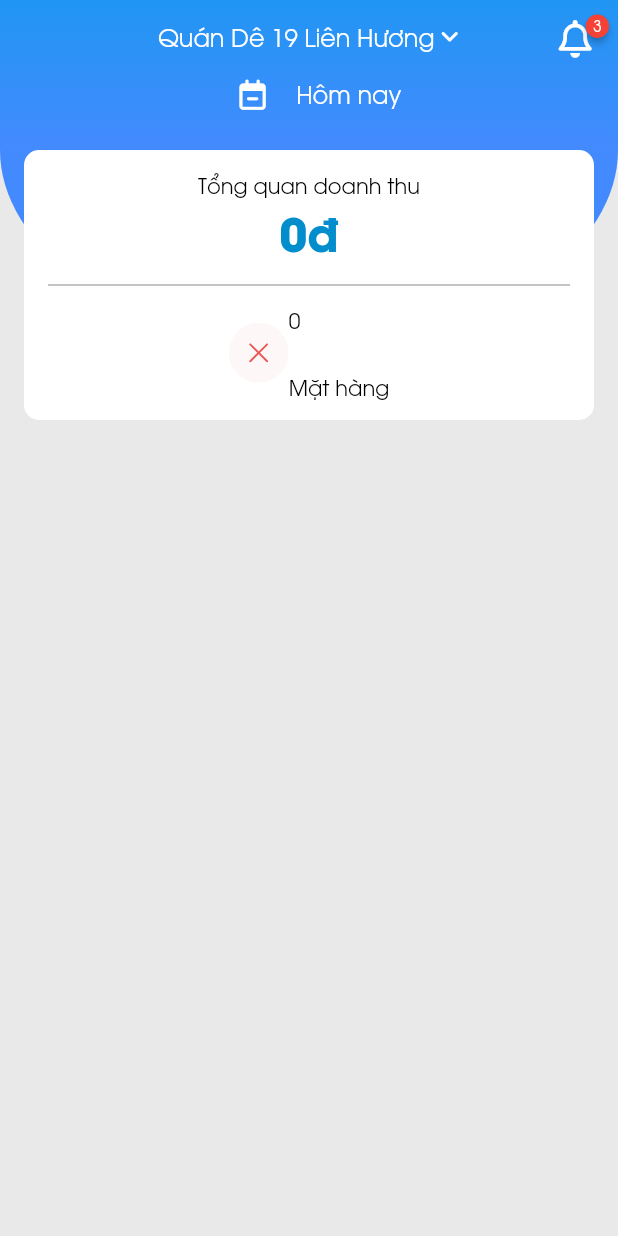
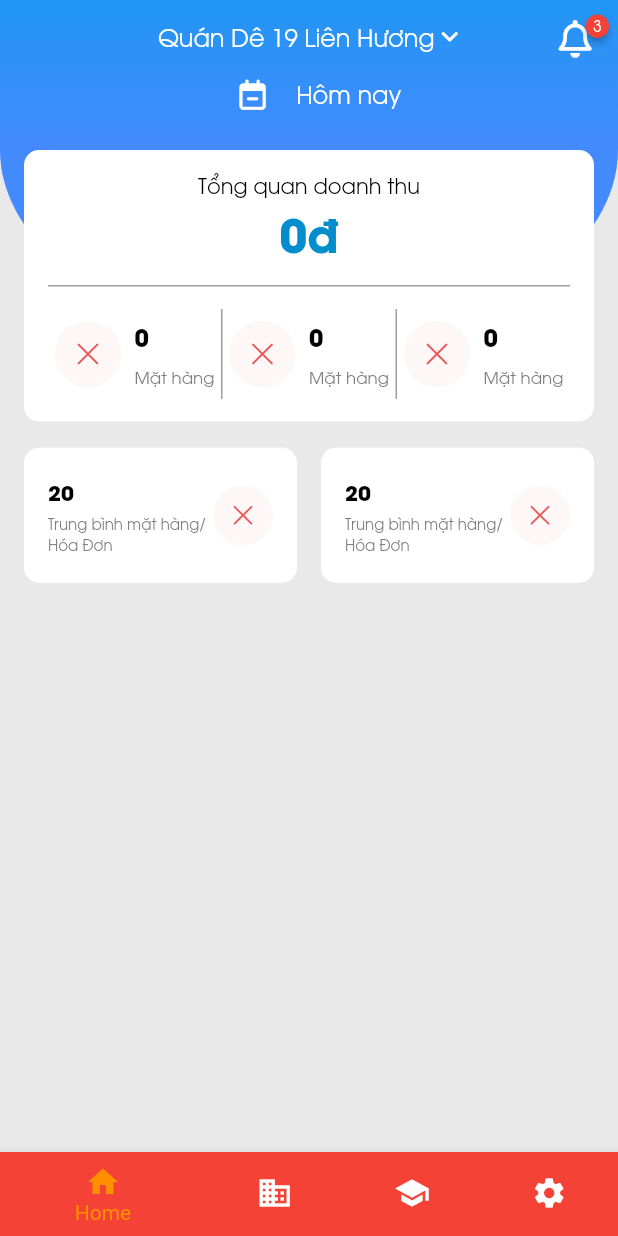
Before and after one commit to luupnh/manage_studio, a Flutter app: the HomeWidget screen opened directly, on a phone screen of 412 x 824 dp. Run offline on Flutter 3.47's test engine with Material 2 defaults, Android fonts, the phone set to English and light mode, and no system bars; drawn by our look-alikes of badges; our stand-ins replace bloc, equatable, flutter_bloc, flutter_svg, font_awesome_flutter.

Commit message:
dev-ing bottom bar & item average + overall Revenue

```diff
--- a/lib/feature/home/home_widget.dart
+++ b/lib/feature/home/home_widget.dart
@@ -1,5 +1,7 @@
 import 'package:badges/badges.dart';
 import 'package:flutter/material.dart';
+import 'package:manage_studio/feature/home/overall_revenue/average_widget/average_widget.dart';
+import 'package:manage_studio/feature/home/overall_revenue/overall_revenue_widget.dart';
 import 'package:manage_studio/resources/app_icon.dart';
 import 'package:manage_studio/resources/app_string.dart';
 import 'package:manage_studio/resources/colors.dart';
@@ -16,7 +18,95 @@ class _HomeWidgetState extends State<HomeWidget> {
   @override
   Widget build(BuildContext context) {
     return Scaffold(
-      appBar: PreferredSize(
+      appBar: _buildAppBar(),
+      backgroundColor: AppColors.shadowColor,
+      body: Stack(
+        children: [
+          Container(
+            height: 120.0,
+            alignment: Alignment.topCenter,
+            decoration: BoxDecoration(
+                color: Colors.blueAccent,
+                borderRadius: BorderRadius.only(
+                    bottomLeft: Radius.elliptical(600.0, 400.0),
+                    bottomRight: Radius.elliptical(600.0, 400.0))),
+          ),
+          SingleChildScrollView(
+            child: Column(
+              children: [
+                OverallRevenueWidget(),
+                Container(
+                  height: 125.0,
+                  padding: EdgeInsets.all(16.0),
+                  color: Colors.transparent,
+                  child: Row(
+                    children: [
+                      AverageWidget(),
+                      const SizedBox(width: 16.0),
+                      AverageWidget(),
+                    ],
+                  ),
+                )
+              ],
+            ),
+          )
+        ],
+      ),
+      bottomNavigationBar: BottomNavigationBar(
+        items: const <BottomNavigationBarItem>[
+          BottomNavigationBarItem(
+            icon: Icon(Icons.home),
+            label: 'Home',
+            backgroundColor: Colors.red,
+          ),
+          BottomNavigationBarItem(
+            icon: Icon(Icons.business),
+            label: 'Business',
+            backgroundColor: Colors.green,
+          ),
+          BottomNavigationBarItem(
+            icon: Icon(Icons.school),
+            label: 'School',
+            backgroundColor: Colors.purple,
+          ),
+          BottomNavigationBarItem(
+            icon: Icon(Icons.settings),
+            label: 'Settings',
+            backgroundColor: Colors.pink,
+          ),
+        ],
+        currentIndex: _selectedIndex,
+        selectedItemColor: Colors.amber[800],
+        onTap: _onItemTapped,
+        backgroundColor: AppColors.backgroundLight,
+      ),
+    );
+  }
+  int _selectedIndex = 0;
+  static const TextStyle optionStyle =
+  TextStyle(fontSize: 30, fontWeight: FontWeight.bold);
+  static const List<Widget> _widgetOptions = <Widget>[
+    Text(
+      'Index 0: Home',
+      style: optionStyle,
+    ),
+    Text(
+      'Index 1: Business',
+      style: optionStyle,
+    ),
+    Text(
+      'Index 2: School',
+      style: optionStyle,
+    ),
+  ];
+
+  void _onItemTapped(int index) {
+    setState(() {
+      _selectedIndex = index;
+    });
+  }
+  _buildAppBar() {
+    return PreferredSize(
         preferredSize: const Size.fromHeight(100.0),
         child: Container(
             decoration: const BoxDecoration(
@@ -88,122 +178,6 @@ class _HomeWidgetState extends State<HomeWidget> {
                   ],
                 ),
               ),
-              ))),
-      backgroundColor: AppColors.shadowColor,
-      body: Stack(
-        children: [
-          Container(
-            height: 120.0,
-            alignment: Alignment.topCenter,
-            decoration: BoxDecoration(
-                color: Colors.blueAccent,
-                borderRadius: BorderRadius.only(
-                    bottomLeft: Radius.elliptical(600.0, 400.0),
-                    bottomRight: Radius.elliptical(600.0, 400.0))),
-          ),
-          SingleChildScrollView(
-            child: Padding(
-              padding: EdgeInsets.only(left: 16.0, right: 16.0),
-              child: Column(
-                children: [
-                  Container(
-                    height: 180.0,
-                    decoration: BoxDecoration(
-                        color: AppColors.backgroundColor,
-                        borderRadius: BorderRadius.circular(10.0)),
-                    child: Column(
-                      mainAxisAlignment: MainAxisAlignment.center,
-                      crossAxisAlignment: CrossAxisAlignment.center,
-                      mainAxisSize: MainAxisSize.max,
-                      children: [
-                        Expanded(
-                            child: Column(
-                          mainAxisAlignment: MainAxisAlignment.center,
-                          crossAxisAlignment: CrossAxisAlignment.center,
-                          children: [
-                            Text(AppStrings.totalRevenue,
-                                style: TextStyle(
-                                    decoration: TextDecoration.none,
-                                    fontFamily: 'AvoNormal',
-                                    fontSize: 14,
-                                    color: AppColors.textColorsBlack,
-                                    overflow: TextOverflow.clip)),
-                            Text("0đ",
-                                style: TextStyle(
-                                    decoration: TextDecoration.none,
-                                    fontFamily: 'AvoBold',
-                                    fontSize: 30,
-                                    color: AppColors.textColorsBlue,
-                                    overflow: TextOverflow.clip))
-                          ],
-                        )),
-                        Padding(
-                          padding: EdgeInsets.only(left: 16.0, right: 16.0),
-                          child: Container(
-                            height: 0.8,
-                            color: Colors.grey,
-                          ),
-                        ),
-                        Expanded(
-                            child: Container(
-                          child: Row(
-                            mainAxisAlignment: MainAxisAlignment.center,
-                            crossAxisAlignment: CrossAxisAlignment.center,
-                            children: [
-                              Container(
-                                child: Row(
-                                  children: [
-                                    SizedBox(
-                                        height: 40.0,
-                                        width: 40.0,
-                                        child: AppIcon(Images.iError)),
-                                    Column(
-                                      mainAxisAlignment:
-                                          MainAxisAlignment.spaceAround,
-                                      crossAxisAlignment:
-                                          CrossAxisAlignment.start,
-                                      children: [
-                                        FittedBox(
-                                          fit: BoxFit.fill,
-                                          child: Text("0",
-                                              style: TextStyle(
-                                                  decoration:
-                                                      TextDecoration.none,
-                                                  fontFamily: 'AvoNormal',
-                                                  fontSize: 14,
-                                                  color:
-                                                      AppColors.textColorsBlack,
-                                                  overflow: TextOverflow.clip)),
-                                        ),
-                                        FittedBox(
-                                          fit: BoxFit.fill,
-                                          child: Text(AppStrings.product,
-                                              style: TextStyle(
-                                                  decoration:
-                                                      TextDecoration.none,
-                                                  fontFamily: 'AvoNormal',
-                                                  fontSize: 14,
-                                                  color:
-                                                      AppColors.textColorsBlack,
-                                                  overflow: TextOverflow.clip)),
-                                        ),
-                                      ],
-                                    )
-                                  ],
-                                ),
-                              ),
-                            ],
-                          ),
-                        ))
-                      ],
-                    ),
-                  )
-                ],
-              ),
-            ),
-          )
-        ],
-      ),
-    );
+            )));
   }
 }
--- /dev/null
+++ b/lib/feature/home/overall_revenue/average_widget/average_widget.dart
@@ -0,0 +1,51 @@
+import 'package:flutter/material.dart';
+import 'package:manage_studio/resources/app_icon.dart';
+import 'package:manage_studio/resources/app_string.dart';
+import 'package:manage_studio/resources/colors.dart';
+import 'package:manage_studio/resources/images.dart';
+
+class AverageWidget extends StatelessWidget {
+  const AverageWidget({Key? key}) : super(key: key);
+
+  @override
+  Widget build(BuildContext context) {
+    return Expanded(
+        child: Container(
+      height: 90.0,
+      padding: EdgeInsets.all(16.0),
+      decoration: BoxDecoration(
+        color: AppColors.backgroundColor,
+        borderRadius: BorderRadius.circular(10.0),
+      ),
+      child: Row(
+        children: [
+          Expanded(
+            child: Column(
+              mainAxisAlignment: MainAxisAlignment.spaceAround,
+              crossAxisAlignment: CrossAxisAlignment.start,
+              children: [
+                Text("20",
+                    maxLines: 1,
+                    style: TextStyle(
+                        decoration: TextDecoration.none,
+                        fontFamily: 'AvoBold',
+                        fontSize: 14,
+                        color: AppColors.textColorsBlack,
+                        overflow: TextOverflow.clip)),
+                Text(AppStrings.averageProductBill,
+                    maxLines: 2,
+                    style: TextStyle(
+                        decoration: TextDecoration.none,
+                        fontFamily: 'AvoNormal',
+                        fontSize: 10,
+                        color: AppColors.textColorsGrey,
+                        overflow: TextOverflow.clip)),
+              ],
+            ),
+          ),
+          SizedBox(height: 40.0, width: 40.0, child: AppIcon(Images.iError)),
+        ],
+      ),
+    ));
+  }
+}
--- /dev/null
+++ b/lib/feature/home/overall_revenue/overall_revenue_bloc.dart
@@ -0,0 +1,15 @@
+import 'dart:async';
+
+import 'package:bloc/bloc.dart';
+import 'package:meta/meta.dart';
+
+part 'overall_revenue_event.dart';
+part 'overall_revenue_state.dart';
+
+class OverallRevenueBloc extends Bloc<OverallRevenueEvent, OverallRevenueState> {
+  OverallRevenueBloc() : super(OverallRevenueInitial()) {
+    on<OverallRevenueEvent>((event, emit) {
+      // TODO: implement event handler
+    });
+  }
+}
--- /dev/null
+++ b/lib/feature/home/overall_revenue/overall_revenue_event.dart
@@ -0,0 +1,4 @@
+part of 'overall_revenue_bloc.dart';
+
+@immutable
+abstract class OverallRevenueEvent {}
--- /dev/null
+++ b/lib/feature/home/overall_revenue/overall_revenue_state.dart
@@ -0,0 +1,6 @@
+part of 'overall_revenue_bloc.dart';
+
+@immutable
+abstract class OverallRevenueState {}
+
+class OverallRevenueInitial extends OverallRevenueState {}
--- /dev/null
+++ b/lib/feature/home/overall_revenue/overall_revenue_widget.dart
@@ -0,0 +1,206 @@
+import 'package:flutter/material.dart';
+import 'package:manage_studio/resources/app_icon.dart';
+import 'package:manage_studio/resources/app_string.dart';
+import 'package:manage_studio/resources/colors.dart';
+import 'package:manage_studio/resources/images.dart';
+
+class OverallRevenueWidget extends StatelessWidget {
+  const OverallRevenueWidget({Key? key}) : super(key: key);
+
+  @override
+  Widget build(BuildContext context) {
+    return Padding(
+      padding: EdgeInsets.only(left: 16.0, right: 16.0),
+      child: Column(
+        children: [
+          Container(
+            height: 181.0,
+            padding: EdgeInsets.only(
+              left: 16.0,
+              right: 16.0,),
+            decoration: BoxDecoration(
+                color: AppColors.backgroundColor,
+                borderRadius: BorderRadius.circular(10.0)),
+            child: Column(
+              mainAxisAlignment: MainAxisAlignment.center,
+              crossAxisAlignment: CrossAxisAlignment.center,
+              mainAxisSize: MainAxisSize.max,
+              children: [
+                SizedBox(
+                  height: 90.0,
+                  child: Column(
+                    mainAxisAlignment: MainAxisAlignment.center,
+                    crossAxisAlignment: CrossAxisAlignment.center,
+                    children: [
+                      Text(AppStrings.totalRevenue,
+                          style: TextStyle(
+                              decoration: TextDecoration.none,
+                              fontFamily: 'AvoNormal',
+                              fontSize: 14,
+                              color: AppColors.textColorsBlack,
+                              overflow: TextOverflow.clip)),
+                      Text("0đ",
+                          style: TextStyle(
+                              decoration: TextDecoration.none,
+                              fontFamily: 'AvoBold',
+                              fontSize: 30,
+                              color: AppColors.textColorsBlue,
+                              overflow: TextOverflow.clip))
+                    ],
+                  ),
+                ),
+                Container(
+                  height: 1,
+                  color: Colors.grey,
+                ),
+                SizedBox(
+                  height: 90.0,
+                  child: Row(
+                    mainAxisAlignment: MainAxisAlignment.center,
+                    crossAxisAlignment: CrossAxisAlignment.center,
+                    children: [
+                      Expanded(
+                        child: FittedBox(
+                          fit: BoxFit.fill,
+                          child: Container(
+                            padding: EdgeInsets.only(right: 4.0, left: 4.0),
+                            height: 50.0,
+                            child: Row(
+                              children: [
+                                SizedBox(
+                                    height: 40.0,
+                                    width: 40.0,
+                                    child: AppIcon(Images.iError)),
+                                SizedBox(width: 8.0),
+                                Column(
+                                  mainAxisAlignment:
+                                  MainAxisAlignment.spaceAround,
+                                  crossAxisAlignment:
+                                  CrossAxisAlignment.start,
+                                  children: [
+                                    Text("0",
+                                        style: TextStyle(
+                                            decoration:
+                                            TextDecoration.none,
+                                            fontFamily: 'AvoBold',
+                                            fontSize: 14,
+                                            color:
+                                            AppColors.textColorsBlack,
+                                            overflow: TextOverflow.clip)),
+                                    Text(AppStrings.product,
+                                        style: TextStyle(
+                                            decoration:
+                                            TextDecoration.none,
+                                            fontFamily: 'AvoNormal',
+                                            fontSize: 10,
+                                            color:
+                                            AppColors.textColorsGrey,
+                                            overflow: TextOverflow.clip)),
+                                  ],
+                                )
+                              ],
+                            ),
+                          ),
+                        ),
+                      ),
+                      Container(width: 1.0, color: Colors.grey, height: 60.0,),
+                      Expanded(
+                        child: FittedBox(
+                          fit: BoxFit.fill,
+                          child: Container(
+                            padding: EdgeInsets.only(right: 4.0, left: 4.0),
+                            height: 50.0,
+                            child: Row(
+                              children: [
+                                SizedBox(
+                                    height: 40.0,
+                                    width: 40.0,
+                                    child: AppIcon(Images.iError)),
+                                SizedBox(width: 8.0),
+                                Column(
+                                  mainAxisAlignment:
+                                  MainAxisAlignment.spaceAround,
+                                  crossAxisAlignment:
+                                  CrossAxisAlignment.start,
+                                  children: [
+                                    Text("0",
+                                        style: TextStyle(
+                                            decoration:
+                                            TextDecoration.none,
+                                            fontFamily: 'AvoBold',
+                                            fontSize: 14,
+                                            color:
+                                            AppColors.textColorsBlack,
+                                            overflow: TextOverflow.clip)),
+                                    Text(AppStrings.product,
+                                        style: TextStyle(
+                                            decoration:
+                                            TextDecoration.none,
+                                            fontFamily: 'AvoNormal',
+                                            fontSize: 10,
+                                            color:
+                                            AppColors.textColorsGrey,
+                                            overflow: TextOverflow.clip)),
+                                  ],
+                                )
+                              ],
+                            ),
+                          ),
+                        ),
+                      ),
+                      Container(width: 1.0, color: Colors.grey, height: 60.0,),
+                      Expanded(
+                        child: FittedBox(
+                          fit: BoxFit.fill,
+                          child: Container(
+                            padding: EdgeInsets.only(right: 4.0, left: 4.0),
+                            height: 50.0,
+                            child: Row(
+                              children: [
+                                SizedBox(
+                                    height: 40.0,
+                                    width: 40.0,
+                                    child: AppIcon(Images.iError)),
+                                SizedBox(width: 8.0),
+                                Column(
+                                  mainAxisAlignment:
+                                  MainAxisAlignment.spaceAround,
+                                  crossAxisAlignment:
+                                  CrossAxisAlignment.start,
+                                  children: [
+                                    Text("0",
+                                        style: TextStyle(
+                                            decoration:
+                                            TextDecoration.none,
+                                            fontFamily: 'AvoBold',
+                                            fontSize: 14,
+                                            color:
+                                            AppColors.textColorsBlack,
+                                            overflow: TextOverflow.clip)),
+                                    Text(AppStrings.product,
+                                        style: TextStyle(
+                                            decoration:
+                                            TextDecoration.none,
+                                            fontFamily: 'AvoNormal',
+                                            fontSize: 10,
+                                            color:
+                                            AppColors.textColorsGrey,
+                                            overflow: TextOverflow.clip)),
+                                  ],
+                                )
+                              ],
+                            ),
+                          ),
+                        ),
+                      ),
+                    ],
+                  ),
+                )
+              ],
+            ),
+          )
+        ],
+      ),
+    );
+  }
+}
--- a/lib/resources/app_string.dart
+++ b/lib/resources/app_string.dart
@@ -30,6 +30,8 @@ class AppStrings {
   static const String titleCalendarAppBar = "Hôm nay" ;
   static const String totalRevenue = "Tổng quan doanh thu" ;
   static const String product = "Mặt hàng" ;
+  static const String averageProductBill = "Trung bình mặt hàng/Hóa Đơn" ;
+
 
 
 
--- a/lib/resources/colors.dart
+++ b/lib/resources/colors.dart
@@ -11,6 +11,8 @@ class AppColors {
   static const Color shadowColor = Color(0xFFE9E9E9);
   static const Color textColorsBlack = Color(0xFF000000);
   static const Color textColorsBlue = Color(0xFF028DCD);
+  static const Color textColorsGrey = Color(0xFF807F7F);
+
 
   static const Color textColorsWhite = Color(0xffffffff);
   static const Color waitingIndicator = Color(0xffffffff);
```
Lines whose indentation alone changed are shown as unchanged.
